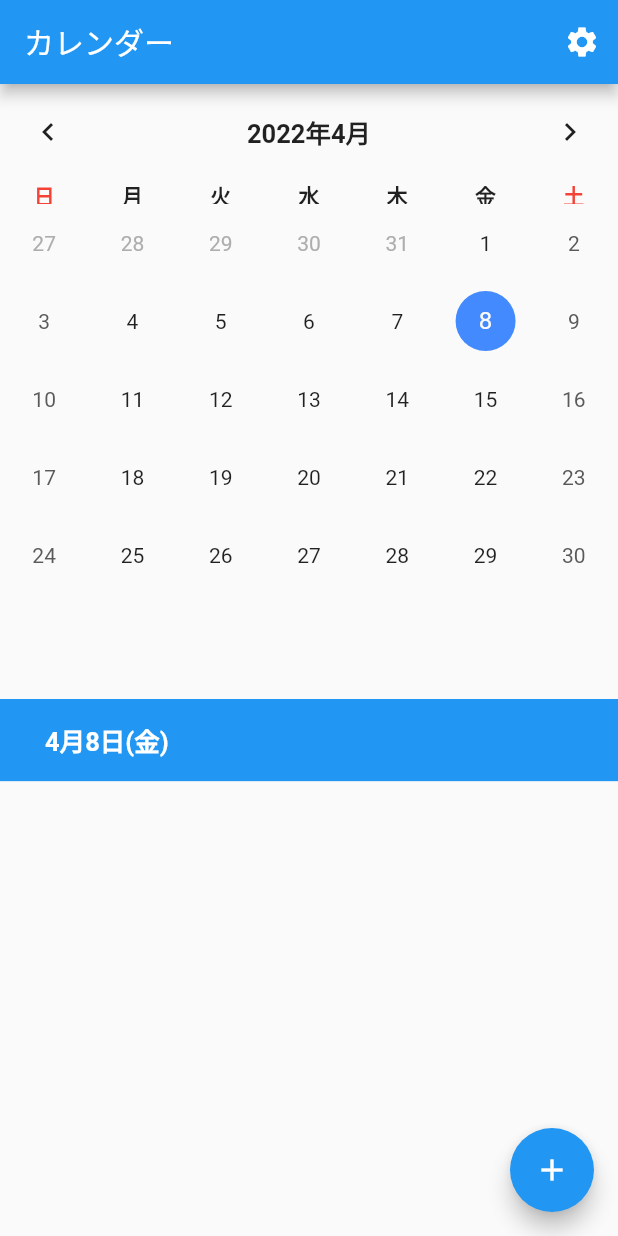
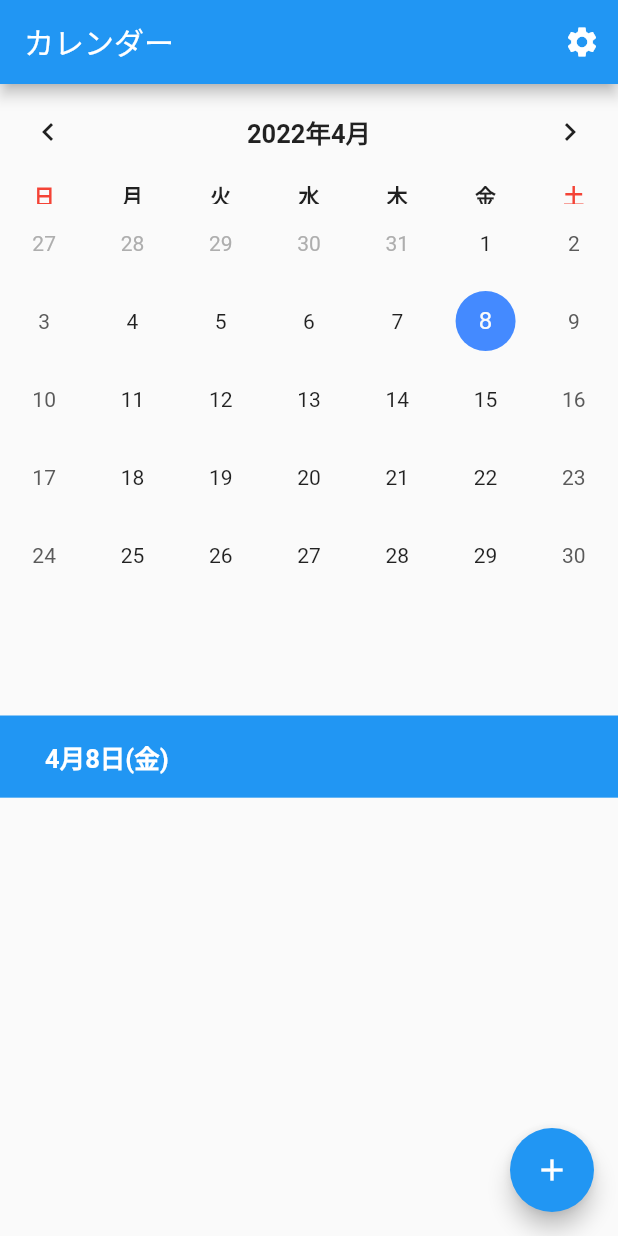
Before and after one commit to mqkotoo/deadline_management_app, a Flutter app: the screen it shows once a user with an empty profile is signed in, on a phone screen of 412 x 824 dp. Run offline on Flutter 3.47's test engine with Material 2 defaults, Android fonts, the phone set to English and light mode, and no system bars; drawn by our look-alikes of table_calendar; our stand-ins replace firebase_auth, firebase_core, flutter_slidable, modal_progress_hud_nsn; accounts and stored records are empty.

Commit message:
change calendar setting

```diff
--- a/lib/screens/calendar_screen.dart
+++ b/lib/screens/calendar_screen.dart
@@ -16,16 +16,15 @@ class CalendarScreen extends StatefulWidget {
 class _CalendarScreenState extends State<CalendarScreen> {
   late Map<DateTime, List<Event>> selectedEvents;
 
-
   CalendarFormat _calendarFormat = CalendarFormat.month;
   DateTime _focusedDay = DateTime.now();
   DateTime _selectedDay = DateTime.now();
+  final now = DateTime.now();
 
   TextEditingController _eventController = TextEditingController();
 
   // タスクを編集するとき用のTextEditingController
   TextEditingController? _editController;
-
 
   @override
   void initState() {
@@ -43,10 +42,8 @@ class _CalendarScreenState extends State<CalendarScreen> {
     super.dispose();
   }
 
-
   @override
   Widget build(BuildContext context) {
-
     return Scaffold(
       resizeToAvoidBottomInset: false,
       appBar: AppBar(
@@ -64,16 +61,16 @@ class _CalendarScreenState extends State<CalendarScreen> {
             // テーブルカレンダーを実装
             child: TableCalendar(
               calendarBuilders: CalendarBuilders(
-                markerBuilder: (context, date, event) {
-                  if (event.isNotEmpty) {
-                    return _buildEventsMarker(date, event);
+                markerBuilder: (context, date, events) {
+                  if (events.isNotEmpty) {
+                    return _buildEventsMarker(date, events);
                   }
                 },
               ),
               locale: 'ja_JP',
               shouldFillViewport: true,
-              firstDay: DateTime.utc(2010, 10, 16),
-              lastDay: DateTime.utc(2030, 3, 14),
+              firstDay: DateTime.utc(now.year - 1, 1, 1),
+              lastDay: DateTime.utc(now.year + 1, 12, 31),
               focusedDay: _focusedDay,
               calendarFormat: _calendarFormat,
               selectedDayPredicate: (day) {
@@ -105,16 +102,17 @@ class _CalendarScreenState extends State<CalendarScreen> {
               daysOfWeekStyle: dayStyle,
               // カレンダーの上の部分のスタイル
               headerStyle: calendarHeadStyle,
-
-
             ),
+          ),
+          SizedBox(
+            height: 11,
           ),
 
           // 今選択している日付をリストの上に表示する
           selectedDay(selectedDay: _selectedDay),
 
           ..._getEventsfromDay(_selectedDay).map(
-                (Event event) => Slidable(
+            (Event event) => Slidable(
               endActionPane: ActionPane(
                 motion: ScrollMotion(),
                 children: [
@@ -134,10 +132,11 @@ class _CalendarScreenState extends State<CalendarScreen> {
                               title: Text("タスク編集"),
                               content: TextFormField(
                                 // イニシャルバリューを指定↓
-                                controller: _editController = TextEditingController(text: event.title),
+                                controller: _editController =
+                                    TextEditingController(text: event.title),
                                 autofocus: true,
                                 decoration: InputDecoration(
-                                  suffixIcon:IconButton(
+                                  suffixIcon: IconButton(
                                     icon: Icon(Icons.close),
                                     onPressed: () => _editController!.clear(),
                                   ),
@@ -159,7 +158,8 @@ class _CalendarScreenState extends State<CalendarScreen> {
                                     setState(() {
                                       // 無理矢理値アップデート
                                       // 今あるやつ削除
-                                      selectedEvents[_selectedDay]!.remove(event);
+                                      selectedEvents[_selectedDay]!
+                                          .remove(event);
                                       // 追加
                                       selectedEvents[_selectedDay]!.add(
                                         Event(title: _editController!.text),
@@ -231,6 +231,24 @@ class _CalendarScreenState extends State<CalendarScreen> {
                   ),
                 ),
               ),
+
+
+              // // スクロールできるリストビューにしたい↓　↓
+              // child: Padding(
+              //   padding: EdgeInsets.only(left: 17.5),
+              //   child: ListView.builder(
+              //     shrinkWrap: true,
+              //     itemCount: selectedEvents[_selectedDay]?.length,
+              //     itemBuilder: (context, index) {
+              //       final eventTitle = selectedEvents[_selectedDay]?[index];
+              //       return ListTile(
+              //         title: Text(eventTitle!.title),
+              //       );
+              //     },
+              //   ),
+              // ),
+
+
             ),
           ),
         ],
@@ -239,15 +257,10 @@ class _CalendarScreenState extends State<CalendarScreen> {
       // タスク作成ボタン
       floatingActionButton: FloatingActionButton(
         onPressed: () => _showAddDialog(),
-        child : Icon(Icons.add),
+        child: Icon(Icons.add),
       ),
     );
   }
-
-
-
-
-
 
   // イベント追加の際のモーダル
   _showAddDialog() {
@@ -310,7 +323,7 @@ class _CalendarScreenState extends State<CalendarScreen> {
 }
 
 // イベントの数を数字で表示するためのウィジェット
-Widget _buildEventsMarker(DateTime date, List event) {
+Widget _buildEventsMarker(DateTime date, List events) {
   return Positioned(
     right: 5,
     bottom: 5,
@@ -324,7 +337,7 @@ Widget _buildEventsMarker(DateTime date, List event) {
       height: 16.0,
       child: Center(
         child: Text(
-          '${event.length}',
+          '${events.length}',
           style: TextStyle().copyWith(
             color: Colors.white,
             fontSize: 12.0,
--- a/lib/screens/login_screen.dart
+++ b/lib/screens/login_screen.dart
@@ -51,7 +51,6 @@ class _LoginScreenState extends State<LoginScreen> {
       } else if (e.code == 'wrong-password') {
         errorMessage = 'パスワードが違います';
       }
-      // setState(() {});
     }
     // エラー後にロードを解除する
     setState(() {
```
